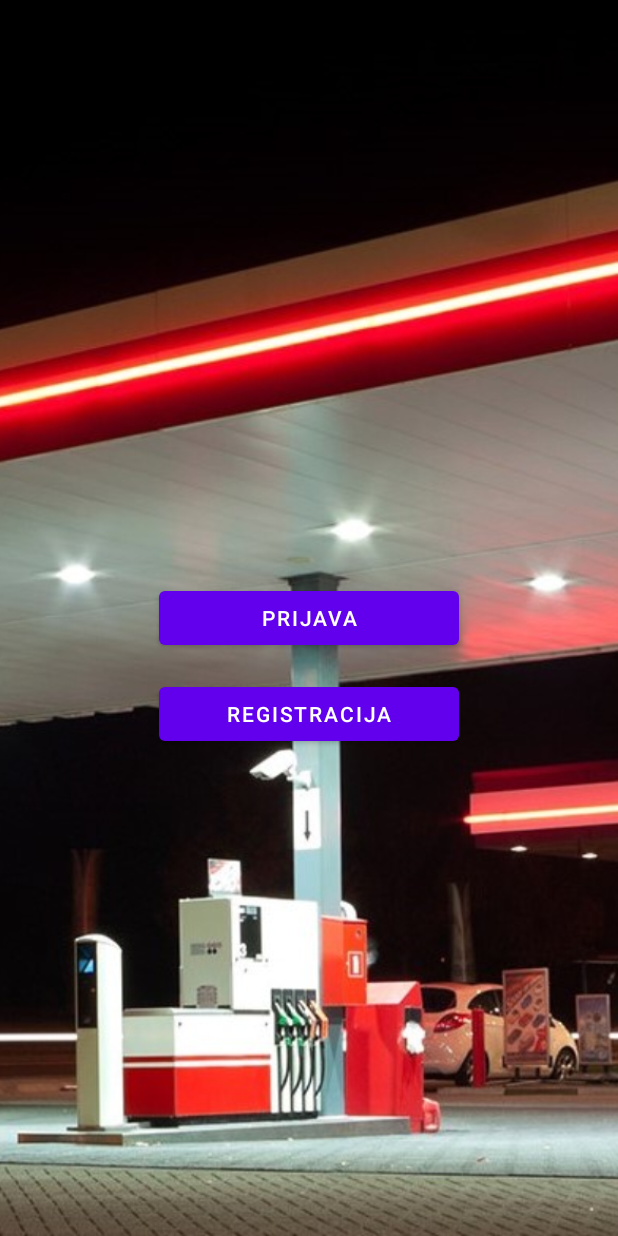
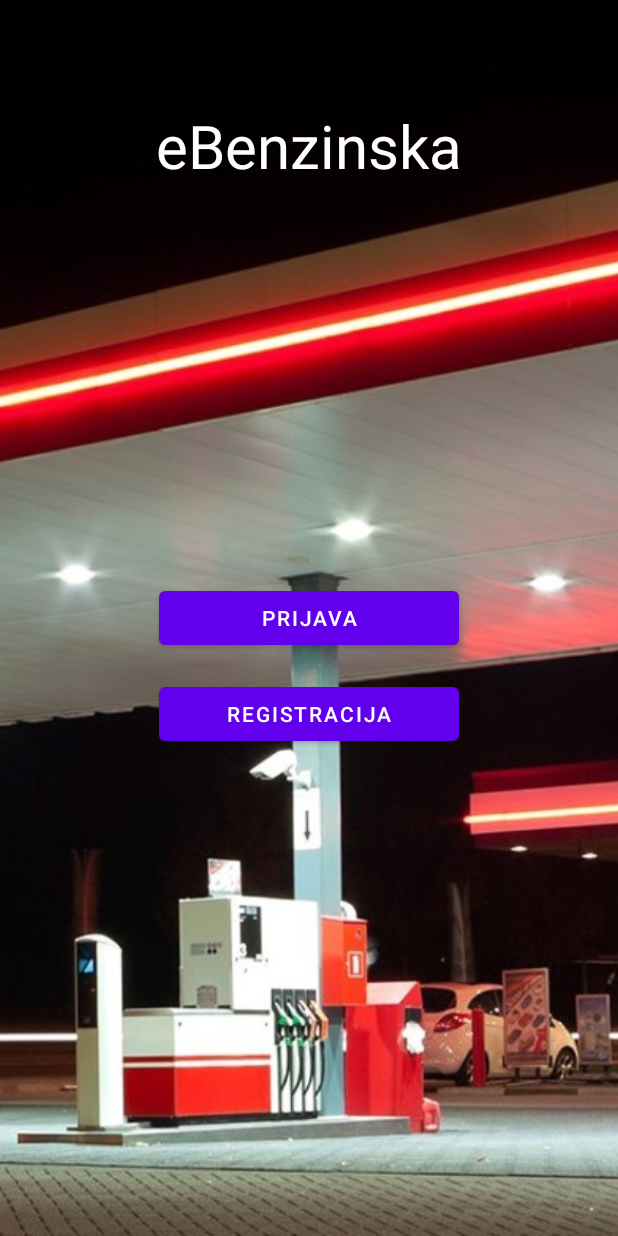
Before and after one commit to Franke266/ebenzinska, an Android app: the screen it shows after launch (MainActivity), on a phone screen of 412 x 824 dp. Run offline under Robolectric (Android 15) with nearby library versions, the light colour scheme and no system bars.

Commit message:
Update activity_main.xml

```diff
--- a/app/src/main/res/layout/activity_main.xml
+++ b/app/src/main/res/layout/activity_main.xml
@@ -12,6 +12,16 @@
         android:scaleType="centerCrop"
         android:layout_height="match_parent"
         android:layout_width="match_parent"/>
+
+    <TextView
+        android:layout_width="match_parent"
+        android:layout_height="wrap_content"
+        android:text="@string/app_name"
+        android:textSize="40dp"
+        android:textAlignment="center"
+        android:textColor="@color/white"
+        android:layout_marginTop="70dp"
+        app:layout_constraintTop_toTopOf="parent"/>
 
     <Button
         android:id="@+id/prijavabutton"
```
